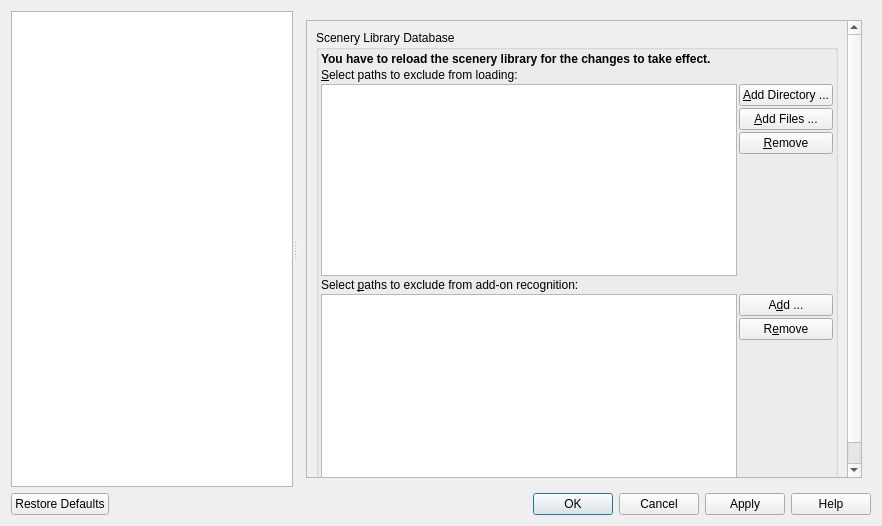
Before: the Qt Designer form src/options/options.ui in albar965/littlenavmap, drawn with Qt 5.
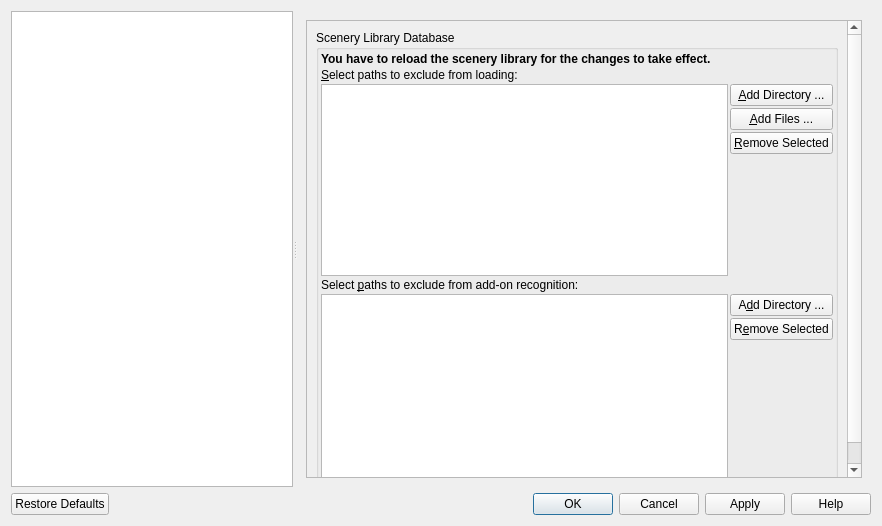
After: the same form once the commit is applied. The open tabs and pages were chosen to show the change.

Diff of the .ui file:
```diff
--- a/src/options/options.ui
+++ b/src/options/options.ui
@@ -7037,7 +7037,7 @@
            <property name="geometry">
             <rect>
              <x>0</x>
-             <y>0</y>
+             <y>-35</y>
              <width>556</width>
              <height>493</height>
             </rect>
@@ -7140,7 +7140,7 @@
                  <item alignment="Qt::AlignTop">
                   <widget class="QPushButton" name="pushButtonOptionsDatabaseRemoveExclude">
                    <property name="text">
-                    <string>&amp;Remove</string>
+                    <string>&amp;Remove Selected</string>
                    </property>
                   </widget>
                  </item>
@@ -7190,14 +7190,14 @@
                  <item alignment="Qt::AlignTop">
                   <widget class="QPushButton" name="pushButtonOptionsDatabaseAddAddon">
                    <property name="text">
-                    <string>A&amp;dd ...</string>
+                    <string>A&amp;dd Directory ...</string>
                    </property>
                   </widget>
                  </item>
                  <item alignment="Qt::AlignTop">
                   <widget class="QPushButton" name="pushButtonOptionsDatabaseRemoveAddon">
                    <property name="text">
-                    <string>R&amp;emove</string>
+                    <string>R&amp;emove Selected</string>
                    </property>
                   </widget>
                  </item>
```
Left out of the diff: 50 changed lines with no effect on the pictures.
